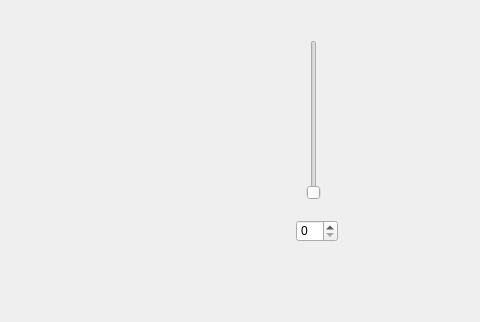
First picture: the form in QTVD/glwidget.ui, repository zhxmdefj/QTVideoDemo, before the edit; both pictures show x 744 to 1224 and y 0 to 322 of the 1224 by 721 pixel window.
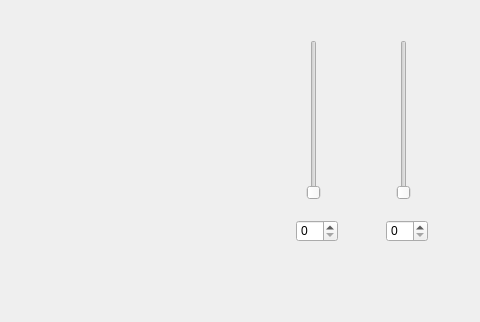
Second picture: the form after the edit.

Commit message: 滑块调节白平衡和色温

Patch:
```diff
--- a/QTVD/glwidget.ui
+++ b/QTVD/glwidget.ui
@@ -36,6 +36,29 @@
     </rect>
    </property>
   </widget>
+  <widget class="QSlider" name="verticalSlider_2">
+   <property name="geometry">
+    <rect>
+     <x>1140</x>
+     <y>40</y>
+     <width>16</width>
+     <height>160</height>
+    </rect>
+   </property>
+   <property name="orientation">
+    <enum>Qt::Vertical</enum>
+   </property>
+  </widget>
+  <widget class="QSpinBox" name="spinBox_2">
+   <property name="geometry">
+    <rect>
+     <x>1130</x>
+     <y>220</y>
+     <width>42</width>
+     <height>22</height>
+    </rect>
+   </property>
+  </widget>
  </widget>
  <resources/>
  <connections/>
```
The commit also changes 2 other files.
